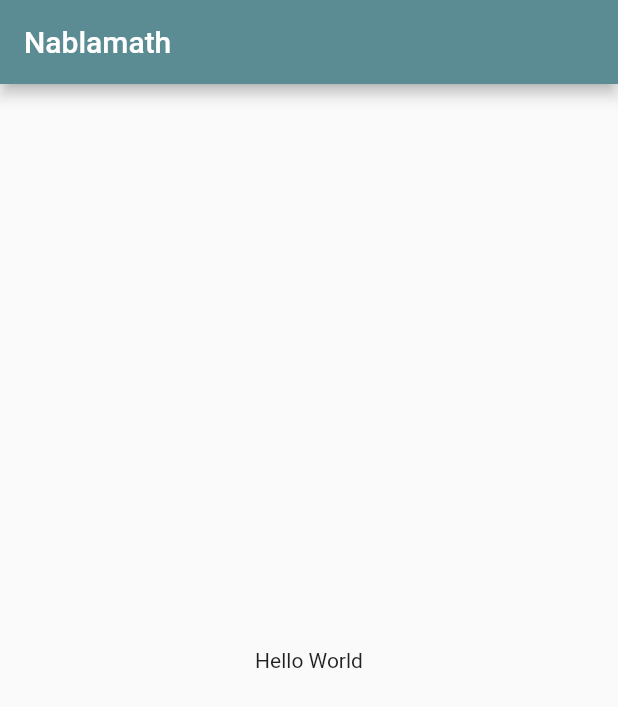
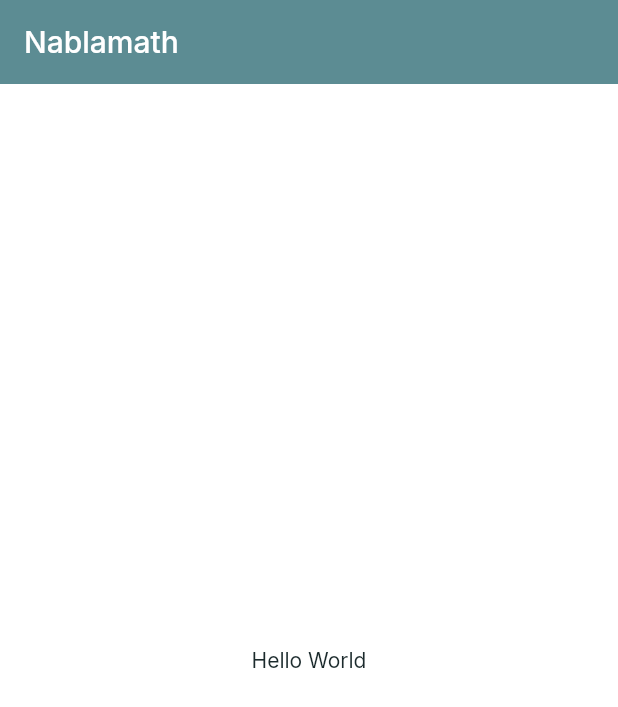
Before and after one commit to nablamath/mobile, a Flutter app: the screen it shows after launch, on a phone screen of 412 x 824 dp. Shown: the top 707 px of the screen. Run offline on Flutter 3.47's test engine with Material 2 defaults, Android fonts, the phone set to English and light mode, and no system bars; our stand-ins replace google_fonts.

Commit message:
Set basic light and dark themes

```diff
--- /dev/null
+++ b/lib/constants/colors.dart
@@ -0,0 +1,11 @@
+// Import
+import 'package:flutter/material.dart';
+
+/* ------------------------ division ------------------------ */
+
+// Colors
+const Color colorPrimary = Color(0xFF5C8C93);
+const Color colorPrimaryLight = Color(0xFFCEDCDE);
+const Color colorPrimaryDark = Color(0xFF1B2A2C);
+const Color colorWarn = Color(0xFFF3BB1C);
+const Color colorError = Color(0xFFF03738);
--- /dev/null
+++ b/lib/constants/dimensions.dart
@@ -0,0 +1,2 @@
+// Dimensions
+const paddingDefault = 16.0;
--- /dev/null
+++ b/lib/constants/strings.dart
@@ -0,0 +1,2 @@
+// Strings
+const stringTitle = "Nablamath";
--- a/lib/main.dart
+++ b/lib/main.dart
@@ -1,4 +1,7 @@
 import 'package:flutter/material.dart';
+import 'package:nablamath/constants/strings.dart';
+import 'package:nablamath/screens/main_screen.dart';
+import 'package:nablamath/theme.dart';
 
 class NablamathApplication extends StatelessWidget {
   const NablamathApplication({Key? key}) : super(key: key);
@@ -6,16 +9,11 @@ class NablamathApplication extends StatelessWidget {
   @override
   Widget build(BuildContext context) {
     return MaterialApp(
-      title: 'Nablamath',
-      home: Scaffold(
-        appBar: AppBar(
-          title: const Text('Nablamath'),
-          backgroundColor: const Color(0xff5c8c93),
-        ),
-        body: const Center(
-          child: Text('Hello World'),
-        ),
-      ),
+      title: stringTitle,
+      debugShowCheckedModeBanner: false,
+      theme: lightThemeData(context),
+      darkTheme: darkThemeData(context),
+      home: const MainScreen(),
     );
   }
 }
--- /dev/null
+++ b/lib/screens/main_screen.dart
@@ -0,0 +1,22 @@
+// Import
+import "package:flutter/material.dart";
+import 'package:nablamath/constants/strings.dart';
+
+/* ------------------------ division ------------------------ */
+
+// Main screen
+class MainScreen extends StatelessWidget {
+  const MainScreen({Key? key}) : super(key: key);
+
+  @override
+  Widget build(BuildContext context) {
+    return Scaffold(
+      appBar: AppBar(
+        title: const Text(stringTitle),
+      ),
+      body: const Center(
+        child: Text('Hello World'),
+      ),
+    );
+  }
+}
--- /dev/null
+++ b/lib/theme.dart
@@ -0,0 +1,60 @@
+// Import
+import 'package:flutter/material.dart';
+import 'package:google_fonts/google_fonts.dart';
+import 'package:nablamath/constants/colors.dart';
+
+/* ------------------------ division ------------------------ */
+
+// Light theme data
+ThemeData lightThemeData(BuildContext context) {
+  return ThemeData.light().copyWith(
+    primaryColor: colorPrimary,
+    scaffoldBackgroundColor: Colors.white,
+    appBarTheme: appBarTheme.copyWith(
+      backgroundColor: colorPrimary,
+    ),
+    iconTheme: const IconThemeData(
+      color: colorPrimaryDark,
+    ),
+    textTheme: GoogleFonts.interTextTheme(
+      Theme.of(context).textTheme
+    ).apply(
+      bodyColor: colorPrimaryDark
+    ),
+    colorScheme: const ColorScheme.light(
+      primary: colorPrimary,
+      error: colorError,
+    ),
+  );
+}
+
+// Dark theme data
+ThemeData darkThemeData(BuildContext context) {
+  return ThemeData.dark().copyWith(
+    primaryColor: colorPrimary,
+    scaffoldBackgroundColor: colorPrimaryDark,
+    appBarTheme: appBarTheme.copyWith(
+      backgroundColor: colorPrimary,
+    ),
+    iconTheme: const IconThemeData(
+      color: colorPrimaryLight,
+    ),
+    textTheme: GoogleFonts.interTextTheme(
+      Theme.of(context).textTheme
+    ).apply(
+      bodyColor: colorPrimaryLight
+    ),
+    colorScheme: const ColorScheme.dark(
+      primary: colorPrimary,
+      error: colorError,
+    ),
+  );
+}
+
+/* ------------------------ division ------------------------ */
+
+// App bar theme
+const appBarTheme = AppBarTheme(
+  centerTitle: false,
+  elevation: 0,
+);
--- a/pubspec.yaml
+++ b/pubspec.yaml
@@ -10,6 +10,7 @@ dependencies:
   flutter:
     sdk: flutter
   cupertino_icons: ^1.0.2
+  google_fonts: ^2.1.0
 
 dev_dependencies:
   flutter_test:
```
Also changed, not shown: pubspec.lock.
